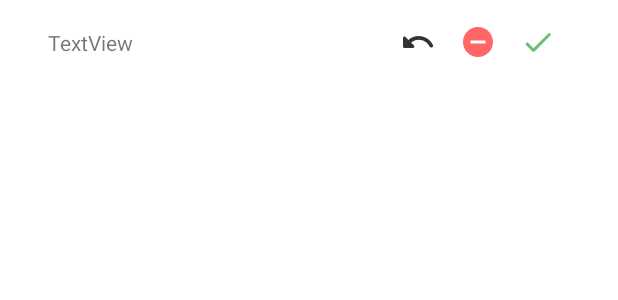
After one commit to Nsemihozer/ShoppingList, an Android app: the layout friend_request_item.xml on its own in the app's theme, with its tools: preview values and no code run, on a phone screen of 412 x 824 dp. The commit adds this screen. Shown: the top 300 px of the screen. Run offline under Robolectric (Android 15) with nearby library versions, the phone set to English and light mode, and no system bars.

Commit message:
Friend Request Adapter and rw

```diff
--- a/app/src/main/java/com/cotyoragames/shoppinglist/ui/user/friends/AddFriendsActivity.kt
+++ b/app/src/main/java/com/cotyoragames/shoppinglist/ui/user/friends/AddFriendsActivity.kt
@@ -26,6 +26,8 @@ class AddFriendsActivity : AppCompatActivity() {
             userAdapter.notifyDataSetChanged()
         })
 
+
+
         usernameac.setAdapter(userAdapter)
         usernameac.setOnItemClickListener { adapterView, view, i, l ->
             val user = userAdapter.getItem(i) as Users?
--- /dev/null
+++ b/app/src/main/res/drawable-anydpi/ic_accept.xml
@@ -0,0 +1,11 @@
+<vector xmlns:android="http://schemas.android.com/apk/res/android"
+    android:width="24dp"
+    android:height="24dp"
+    android:viewportWidth="24"
+    android:viewportHeight="24"
+    android:tint="#333333"
+    android:alpha="0.6">
+  <path
+      android:fillColor="@android:color/white"
+      android:pathData="M9,16.17L5.53,12.7c-0.39,-0.39 -1.02,-0.39 -1.41,0 -0.39,0.39 -0.39,1.02 0,1.41l4.18,4.18c0.39,0.39 1.02,0.39 1.41,0L20.29,7.71c0.39,-0.39 0.39,-1.02 0,-1.41 -0.39,-0.39 -1.02,-0.39 -1.41,0L9,16.17z"/>
+</vector>
--- /dev/null
+++ b/app/src/main/res/drawable-anydpi/ic_undo.xml
@@ -0,0 +1,11 @@
+<vector xmlns:android="http://schemas.android.com/apk/res/android"
+    android:width="24dp"
+    android:height="24dp"
+    android:viewportWidth="24"
+    android:viewportHeight="24"
+    android:tint="#000000"
+    android:alpha="0.8">
+  <path
+      android:fillColor="@android:color/white"
+      android:pathData="M12.5,8c-2.65,0 -5.05,0.99 -6.9,2.6L3.71,8.71C3.08,8.08 2,8.52 2,9.41V15c0,0.55 0.45,1 1,1h5.59c0.89,0 1.34,-1.08 0.71,-1.71l-1.91,-1.91c1.39,-1.16 3.16,-1.88 5.12,-1.88 3.16,0 5.89,1.84 7.19,4.5 0.27,0.56 0.91,0.84 1.5,0.64 0.71,-0.23 1.07,-1.04 0.75,-1.72C20.23,10.42 16.65,8 12.5,8z"/>
+</vector>
--- /dev/null
+++ b/app/src/main/res/layout/friend_request_item.xml
@@ -0,0 +1,54 @@
+<?xml version="1.0" encoding="utf-8"?>
+<androidx.constraintlayout.widget.ConstraintLayout xmlns:android="http://schemas.android.com/apk/res/android"
+    xmlns:app="http://schemas.android.com/apk/res-auto"
+    xmlns:tools="http://schemas.android.com/tools"
+    android:layout_width="match_parent"
+    android:layout_height="wrap_content"
+    android:padding="16dp">
+
+    <TextView
+        android:id="@+id/requestDisplaytxt"
+        android:layout_width="wrap_content"
+        android:layout_height="wrap_content"
+        android:layout_marginStart="16dp"
+        android:text="TextView"
+        app:layout_constraintBottom_toBottomOf="parent"
+        app:layout_constraintStart_toStartOf="parent"
+        app:layout_constraintTop_toTopOf="parent" />
+
+    <ImageButton
+        android:id="@+id/requestundobtn"
+        android:layout_width="wrap_content"
+        android:layout_height="wrap_content"
+        android:layout_marginEnd="16dp"
+        android:background="#00FFFFFF"
+        app:layout_constraintBottom_toBottomOf="parent"
+        app:layout_constraintEnd_toStartOf="@+id/requestrejectbtn"
+        app:layout_constraintTop_toTopOf="parent"
+        tools:src="@drawable/ic_undo" />
+
+    <ImageButton
+        android:id="@+id/requestacceptbtn"
+        android:layout_width="wrap_content"
+        android:layout_height="wrap_content"
+        android:layout_marginEnd="25dp"
+        android:background="#00FFFFFF"
+        android:src="@drawable/ic_accept"
+        app:tint="#099A17"
+        app:layout_constraintBottom_toBottomOf="parent"
+        app:layout_constraintEnd_toEndOf="parent"
+        app:layout_constraintTop_toTopOf="parent"
+        tools:src="@drawable/ic_accept" />
+
+    <ImageButton
+        android:id="@+id/requestrejectbtn"
+        android:layout_width="wrap_content"
+        android:layout_height="wrap_content"
+        android:layout_marginEnd="16dp"
+        android:background="#00FFFFFF"
+        app:tint="#FF0000"
+        app:layout_constraintBottom_toBottomOf="parent"
+        app:layout_constraintEnd_toStartOf="@+id/requestacceptbtn"
+        app:layout_constraintTop_toTopOf="parent"
+        app:srcCompat="@drawable/ic_minus" />
+</androidx.constraintlayout.widget.ConstraintLayout>
```
Also changed, not shown: app/src/main/java/com/cotyoragames/shoppinglist/data/db/entities/FriendRequest.kt (added, +7 -0 lines), app/src/main/java/com/cotyoragames/shoppinglist/other/FriendRequestAdapter.kt (added, +44 -0 lines), app/src/main/java/com/cotyoragames/shoppinglist/ui/user/friends/AddFriendsViewModel.kt (+14 -2 lines), app/src/main/res/layout/activity_add_friends.xml (+10 -0 lines), app/src/main/res/drawable-hdpi/ic_accept.png (added), app/src/main/res/drawable-hdpi/ic_undo.png (added), app/src/main/res/drawable-mdpi/ic_accept.png (added), app/src/main/res/drawable-mdpi/ic_undo.png (added), app/src/main/res/drawable-xhdpi/ic_accept.png (added), app/src/main/res/drawable-xhdpi/ic_undo.png (added), app/src/main/res/drawable-xxhdpi/ic_accept.png (added), app/src/main/res/drawable-xxhdpi/ic_undo.png (added).
